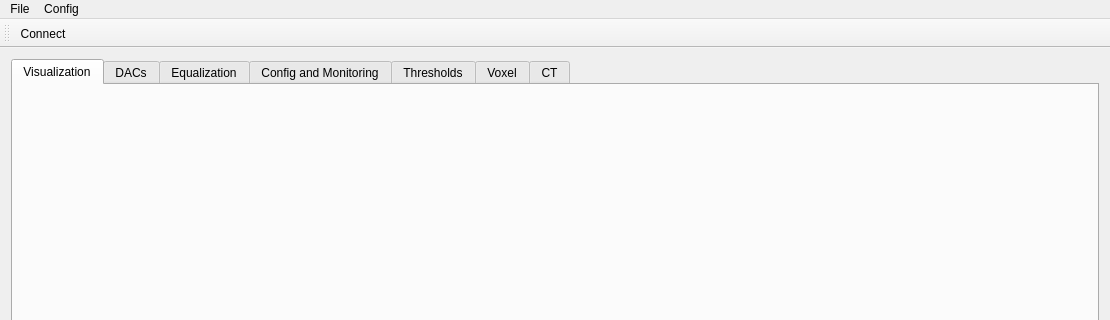
navrit/dexter, file SpidrMpx3Eq/mpx3gui.ui: the form before one commit; both pictures show x 0 to 1110 and y 0 to 320 of the 1110 by 661 pixel window.
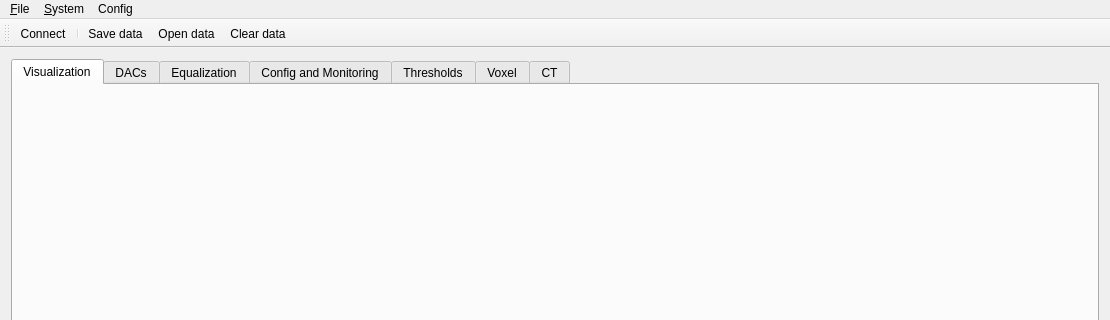
The form after the commit. The open tabs and pages were chosen to show the change. Icons and pictures are not drawn. Custom widgets are drawn as their Qt base class.

The edit to the form file:
```diff
--- a/SpidrMpx3Eq/mpx3gui.ui
+++ b/SpidrMpx3Eq/mpx3gui.ui
@@ -79,7 +79,7 @@
    </property>
    <widget class="QMenu" name="menuMpx3Eq">
     <property name="title">
-     <string>File</string>
+     <string>&amp;File</string>
     </property>
     <addaction name="separator"/>
     <addaction name="actionSave_data"/>
@@ -115,9 +115,15 @@
     <addaction name="actionClear_configuration"/>
     <addaction name="menuLoad_configuration"/>
     <addaction name="menuSave_configuration"/>
-    <addaction name="menuMode"/>
+   </widget>
+   <widget class="QMenu" name="menuSystem">
+    <property name="title">
+     <string>&amp;System</string>
+    </property>
+    <addaction name="actionConnect"/>
    </widget>
    <addaction name="menuMpx3Eq"/>
+   <addaction name="menuSystem"/>
    <addaction name="menuConfig"/>
   </widget>
   <widget class="QStatusBar" name="statusBar"/>
@@ -129,15 +135,14 @@
     <enum>TopToolBarArea</enum>
    </attribute>
    <attribute name="toolBarBreak">
-    <bool>true</bool>
+    <bool>false</bool>
    </attribute>
    <addaction name="actionConnect"/>
+   <addaction name="separator"/>
+   <addaction name="actionSave_data"/>
+   <addaction name="actionOpen_data"/>
+   <addaction name="actionClear_data"/>
   </widget>
-  <action name="actionConnect">
-   <property name="text">
-    <string>Connect</string>
-   </property>
-  </action>
   <action name="actionExit">
    <property name="text">
     <string>Exit</string>
@@ -193,6 +198,19 @@
     <string>Clear data</string>
    </property>
   </action>
+  <action name="actionConnect">
+   <property name="checkable">
+    <bool>false</bool>
+   </property>
+   <property name="icon">
+    <iconset resource="icons.qrc">
+     <normaloff>:/icons/Button-Turn-On-icon.png</normaloff>
+     <normalon>:/icons/switch-turn-off-icon.png</normalon>:/icons/Button-Turn-On-icon.png</iconset>
+   </property>
+   <property name="text">
+    <string>&amp;Connect</string>
+   </property>
+  </action>
  </widget>
  <layoutdefault spacing="6" margin="11"/>
  <customwidgets>
```
Left out of the diff: 28 changed lines with no effect on the pictures.
